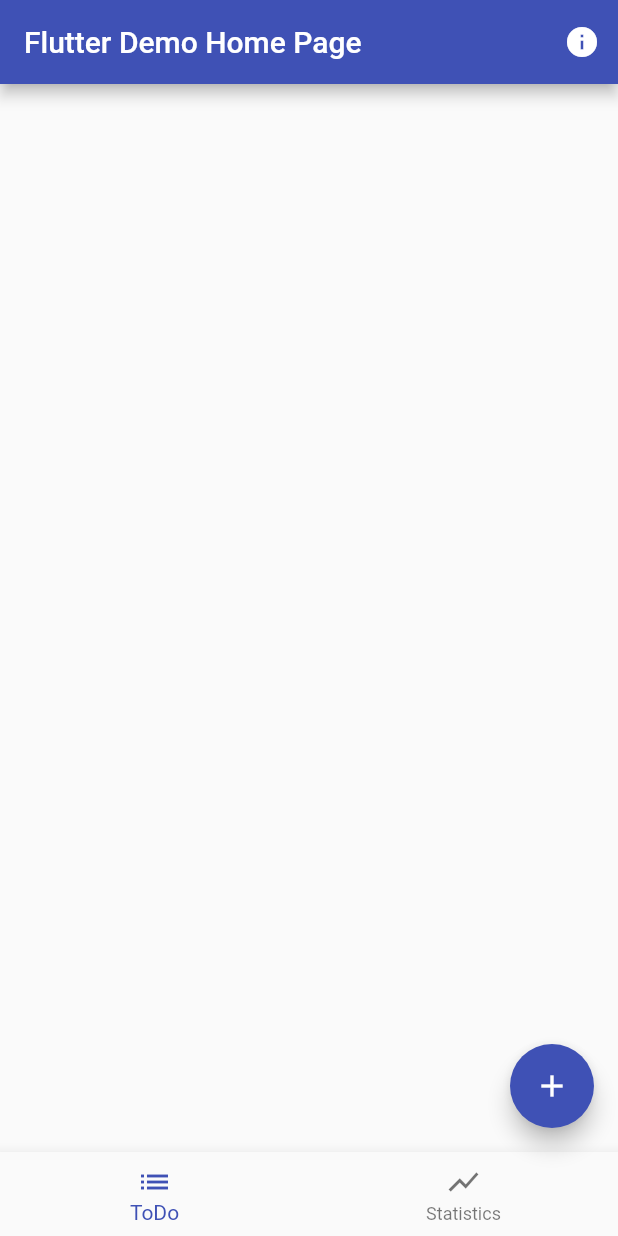
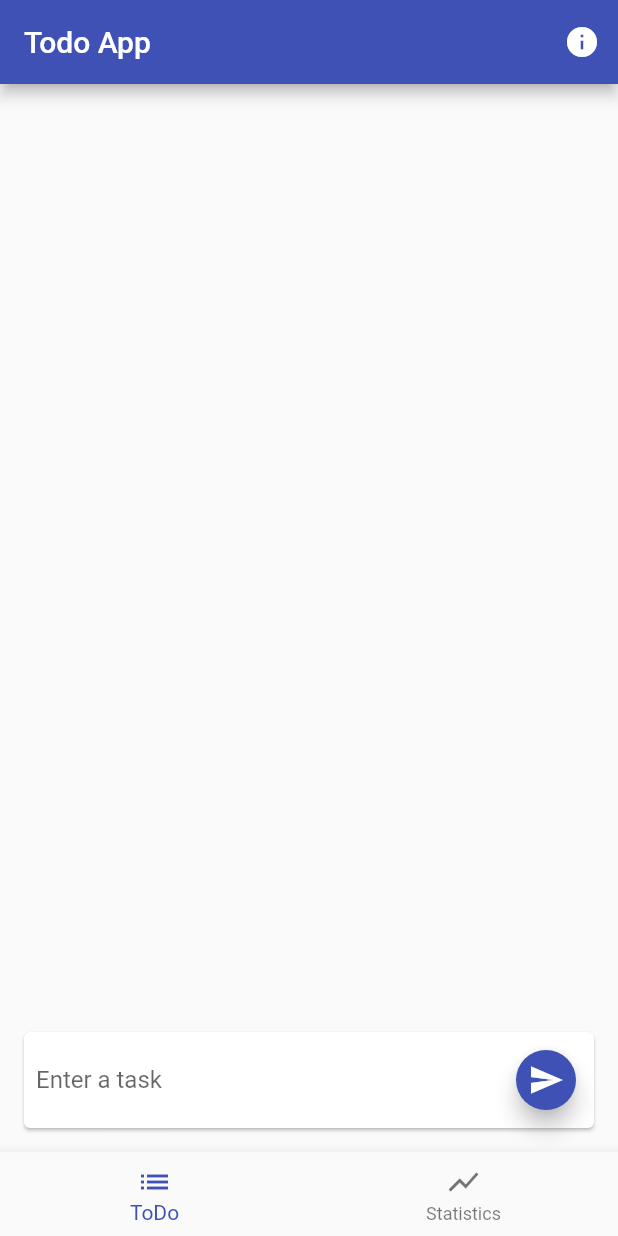
Before and after one commit to Norbert515/gdg_devfest_workshop, a Flutter app: the screen it shows after launch, on a phone screen of 412 x 824 dp. Run offline on Flutter 3.47's test engine with Material 2 defaults, Android fonts, the phone set to English and light mode, and no system bars.

Commit message:
signature

```diff
--- a/lib/main.dart
+++ b/lib/main.dart
@@ -1,14 +1,11 @@
 import 'package:flutter/material.dart';
 import 'package:meta/meta.dart';
 
-
 class Task {
-
   Task(this.done, this.text);
 
   final String text;
   final bool done;
-
 }
 
 void main() => runApp(new MyApp());
@@ -21,46 +18,30 @@ class MyApp extends StatelessWidget {
       theme: new ThemeData(
         primarySwatch: Colors.indigo,
       ),
-      home: new MyHomePage(title: 'Flutter Demo Home Page'),
-      routes: {
-        "info": (BuildContext context) => new InfoPage()
-      },
+      home: new MyHomePage(),
     );
   }
 }
 
+
+
 class MyHomePage extends StatefulWidget {
-  MyHomePage({Key key, this.title}) : super(key: key);
-  final String title;
+  MyHomePage({Key key}) : super(key: key);
 
   @override
   _MyHomePageState createState() => new _MyHomePageState();
 }
 
-class _MyHomePageState extends State<MyHomePage> with SingleTickerProviderStateMixin{
-
-
+class _MyHomePageState extends State<MyHomePage>  {
   List<Task> tasks = [];
 
   int currentPage = 0;
 
-  AnimationController controller;
-
-  @override
-  void initState() {
-    super.initState();
-    controller = new AnimationController(vsync: this, duration: const Duration(milliseconds: 700), value: 1.0);
-  }
 
 
-  @override
-  void dispose() {
-    super.dispose();
-    controller.dispose();
-  }
 
   Widget getPage() {
-    if(currentPage == 0) {
+    if (currentPage == 0) {
       return new TodoListSection(
         tasks: tasks,
         onTaskChangedCallback: (index, task) {
@@ -68,11 +49,20 @@ class _MyHomePageState extends State<MyHomePage> with SingleTickerProviderStateM
             tasks[index] = task;
           });
         },
+        onAddTask: (task) {
+          setState(() {
+            tasks.add(
+              Task(
+                  false, task
+              ),
+            );
+          });
+        },
       );
-    } else if (currentPage == 1){
+    } else if (currentPage == 1) {
       return new StatSection(
         tasks: tasks,
-        onClear: (){
+        onClear: () {
           setState(() {
             tasks.clear();
           });
@@ -87,31 +77,20 @@ class _MyHomePageState extends State<MyHomePage> with SingleTickerProviderStateM
   Widget build(BuildContext context) {
     return new Scaffold(
       appBar: new AppBar(
-        title: new Text(widget.title),
+        title: new Text("Todo App"),
         actions: <Widget>[
-          new IconButton(icon: new Icon(Icons.info), onPressed: (){
-            Navigator.of(context).pushNamed("info");
-          })
+          new IconButton(
+              icon: new Icon(Icons.info),
+              onPressed: () {
+                Navigator.of(context).pushNamed("info");
+              })
         ],
       ),
       body: getPage(),
-      floatingActionButton: new FadeTransition(
-        opacity: controller.view,
-        child: new FloatingActionButton(
-          onPressed: _onAdd,
-          child: const Icon(Icons.add),
-        ),
-      ),
       bottomNavigationBar: new BottomNavigationBar(
         items: [
-          new BottomNavigationBarItem(
-              icon: const Icon(Icons.list),
-              title: const Text("ToDo")
-          ),
-          new BottomNavigationBarItem(
-              icon: const Icon(Icons.show_chart),
-              title: const Text("Statistics")
-          ),
+          new BottomNavigationBarItem(icon: const Icon(Icons.list), title: const Text("ToDo")),
+          new BottomNavigationBarItem(icon: const Icon(Icons.show_chart), title: const Text("Statistics")),
         ],
         currentIndex: currentPage,
         onTap: (index) {
@@ -123,72 +102,43 @@ class _MyHomePageState extends State<MyHomePage> with SingleTickerProviderStateM
     );
   }
 
-  void _hideButton() {
-    controller.reverse(from: 1.0);
-  }
-
-  void _showButton() {
-    controller.forward(from: 0.0);
-  }
-
-  void _onAdd() async {
-    _hideButton();
-    String text = await showDialog<String>(context: context, builder: (BuildContext context) {
-      TextEditingController controller = new TextEditingController();
-      return new AlertDialog(
-        content: new TextField(
-          controller: controller,
-          decoration: new InputDecoration(hintText: "Add a new task"),),
-        actions: <Widget>[
-          new MaterialButton(onPressed: () {
-            controller.dispose();
-            Navigator.of(context).pop(null);
-          },
-            child: new Text("Cancle"),
-          ),
-          new MaterialButton(onPressed: () {
-            String text = controller.text;
-            controller.dispose();
-            Navigator.of(context).pop(text);
-          },
-            child: new Text("Save"),
-          )
-        ],
-      );
-    });
-
-    if(text != null) {
-      setState(() {
-        tasks.add(new Task(false, text));
-      });
-    }
-    _showButton();
-  }
 }
 
 typedef OnTaskChangedCallback = void Function(int index, Task task);
 
 class TodoListSection extends StatelessWidget {
-
-  const TodoListSection({Key key, this.tasks, this.onTaskChangedCallback}) : super(key: key);
+  const TodoListSection({Key key, this.tasks, this.onTaskChangedCallback, this.onAddTask}) : super(key: key);
 
   final List<Task> tasks;
 
   final OnTaskChangedCallback onTaskChangedCallback;
 
+  final ValueChanged<String> onAddTask;
 
   @override
   Widget build(BuildContext context) {
-    return new ListView.builder(
-      itemBuilder: (BuildContext context, int index) {
-        return new TaskTile(task: tasks[index], onChanged: (newValue) => onTaskChangedCallback(index, new Task(newValue, tasks[index].text)),);
-      }, itemCount: tasks.length,
+    return Column(
+      children: <Widget>[
+        Expanded(
+          child: new ListView.builder(
+            itemBuilder: (BuildContext context, int index) {
+              return new TaskTile(
+                task: tasks[index],
+                onChanged: (newValue) => onTaskChangedCallback(index, new Task(newValue, tasks[index].text)),
+              );
+            },
+            itemCount: tasks.length,
+          ),
+        ),
+        TaskInput(
+          onAddTask: onAddTask,
+        ),
+      ],
     );
   }
 }
 
 class TaskTile extends StatelessWidget {
-
   const TaskTile({Key key, this.task, this.onChanged}) : super(key: key);
 
   final Task task;
@@ -206,17 +156,12 @@ class TaskTile extends StatelessWidget {
   }
 }
 
-
-
-
 class StatSection extends StatelessWidget {
-
   final List<Task> tasks;
 
   final VoidCallback onClear;
 
   const StatSection({Key key, this.tasks, @required this.onClear}) : super(key: key);
-
 
   @override
   Widget build(BuildContext context) {
@@ -224,27 +169,56 @@ class StatSection extends StatelessWidget {
       child: new Column(
         mainAxisAlignment: MainAxisAlignment.center,
         children: <Widget>[
-          new Text("Of ${tasks.length} tasks, ${_getNumberOfDoneTasks()} ${_getNumberOfDoneTasks() == 1? "is": "are"} done"),
-          new SizedBox(height: 12.0,),
-          new RaisedButton(onPressed: onClear, child: new Text("Clear list"),)
+          new Text("Of ${tasks.length} tasks, ${_getNumberOfDoneTasks()} ${_getNumberOfDoneTasks() == 1 ? "is" : "are"} done"),
+          new SizedBox(
+            height: 12.0,
+          ),
+          new RaisedButton(
+            onPressed: onClear,
+            child: new Text("Clear list"),
+          )
         ],
       ),
     );
   }
 
-
   int _getNumberOfDoneTasks() {
-    return tasks.where((task)=> task.done).length;
+    return tasks.where((task) => task.done).length;
   }
 }
 
-class InfoPage extends StatelessWidget {
+class TaskInput extends StatelessWidget {
+
+
+  TaskInput({Key key, this.onAddTask}) : super(key: key);
+
+  final ValueChanged<String> onAddTask;
+
+  final TextEditingController textEditingController = TextEditingController();
+
   @override
   Widget build(BuildContext context) {
-    return new Scaffold(
-      appBar: new AppBar(title: new Text("Info Page"),),
-      body: new Center(
-        child: new Text("This app is programmed at the PG"),
+    return Card(
+      margin: EdgeInsets.all(16.0),
+      child: Padding(
+        padding: const EdgeInsets.all(8.0),
+        child: Row(
+          children: <Widget>[
+            Expanded(child: TextField(
+              controller: textEditingController,
+              decoration: InputDecoration.collapsed(hintText: "Enter a task"),
+            )),
+            FloatingActionButton(
+              mini: true,
+              onPressed: () {
+                String text = textEditingController.text;
+                textEditingController.text = "";
+                onAddTask(text);
+              },
+              child: Icon(Icons.send),
+            ),
+          ],
+        ),
       ),
     );
   }
--- /dev/null
+++ b/lib/signatures.dart
@@ -0,0 +1,109 @@
+import 'package:flutter/material.dart';
+import 'package:meta/meta.dart';
+
+class Task {
+  Task(this.done, this.text);
+
+  final String text;
+  final bool done;
+}
+
+void main() => runApp(new MyApp());
+
+class MyApp extends StatelessWidget {
+  @override
+  Widget build(BuildContext context) {
+    return new MaterialApp(
+      title: 'Flutter Demo',
+      theme: new ThemeData(
+        primarySwatch: Colors.indigo,
+      ),
+      home: new MyHomePage(),
+    );
+  }
+}
+
+
+
+class MyHomePage extends StatefulWidget {
+  MyHomePage({Key key}) : super(key: key);
+
+  @override
+  _MyHomePageState createState() => new _MyHomePageState();
+}
+
+class _MyHomePageState extends State<MyHomePage> with SingleTickerProviderStateMixin {
+
+  List<Task> tasks = [];
+
+  int currentPage = 0;
+
+
+  @override
+  Widget build(BuildContext context) {
+
+  }
+
+
+}
+
+typedef OnTaskChangedCallback = void Function(int index, Task task);
+
+class TodoListSection extends StatelessWidget {
+
+  const TodoListSection({Key key, this.tasks, this.onTaskChangedCallback}) : super(key: key);
+
+  final List<Task> tasks;
+
+  final OnTaskChangedCallback onTaskChangedCallback;
+
+  @override
+  Widget build(BuildContext context) {
+
+  }
+}
+
+class TaskTile extends StatelessWidget {
+
+  const TaskTile({Key key, this.task, this.onChanged}) : super(key: key);
+
+  final Task task;
+
+  final ValueChanged<bool> onChanged;
+
+  @override
+  Widget build(BuildContext context) {
+
+  }
+}
+
+class StatSection extends StatelessWidget {
+  final List<Task> tasks;
+
+  final VoidCallback onClear;
+
+  const StatSection({Key key, this.tasks, @required this.onClear}) : super(key: key);
+
+  @override
+  Widget build(BuildContext context) {
+
+  }
+
+
+}
+
+class TaskInput extends StatelessWidget {
+
+
+  TaskInput({Key key, this.onAddTask}) : super(key: key);
+
+  final ValueChanged<String> onAddTask;
+
+  final TextEditingController textEditingController = TextEditingController();
+
+
+  @override
+  Widget build(BuildContext context) {
+
+  }
+}
```
